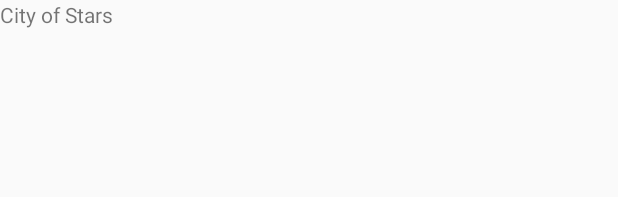
After one commit to ahong211/PopularMovies, an Android app: the layout list_posters.xml on its own in the app's theme, with its tools: preview values and no code run, on a phone screen of 412 x 824 dp. The commit adds this screen. Shown: the top 197 px of the screen. Run offline under Robolectric (Android 15) with nearby library versions, the phone set to English and light mode, and no system bars.

Commit message:
Create example ArrayAdapter text to test GridView
Comment out the AsyncTask portion of code, but will add back later for
debugging purposes

```diff
--- /dev/null
+++ b/app/src/main/res/layout/list_posters.xml
@@ -0,0 +1,12 @@
+<?xml version="1.0" encoding="utf-8"?>
+<FrameLayout xmlns:android="http://schemas.android.com/apk/res/android"
+    android:layout_width="match_parent"
+    android:layout_height="match_parent">
+
+    <TextView
+        android:id="@+id/list_poster_textview"
+        android:layout_width="wrap_content"
+        android:layout_height="wrap_content"
+        android:text="City of Stars"/>
+
+</FrameLayout>
```
Also changed, not shown: app/src/main/java/com/example/albert/popularmovies/MovieFragment.java (+33 -20 lines), app/src/main/res/layout/fragment_movie.xml (+8 -10 lines).
